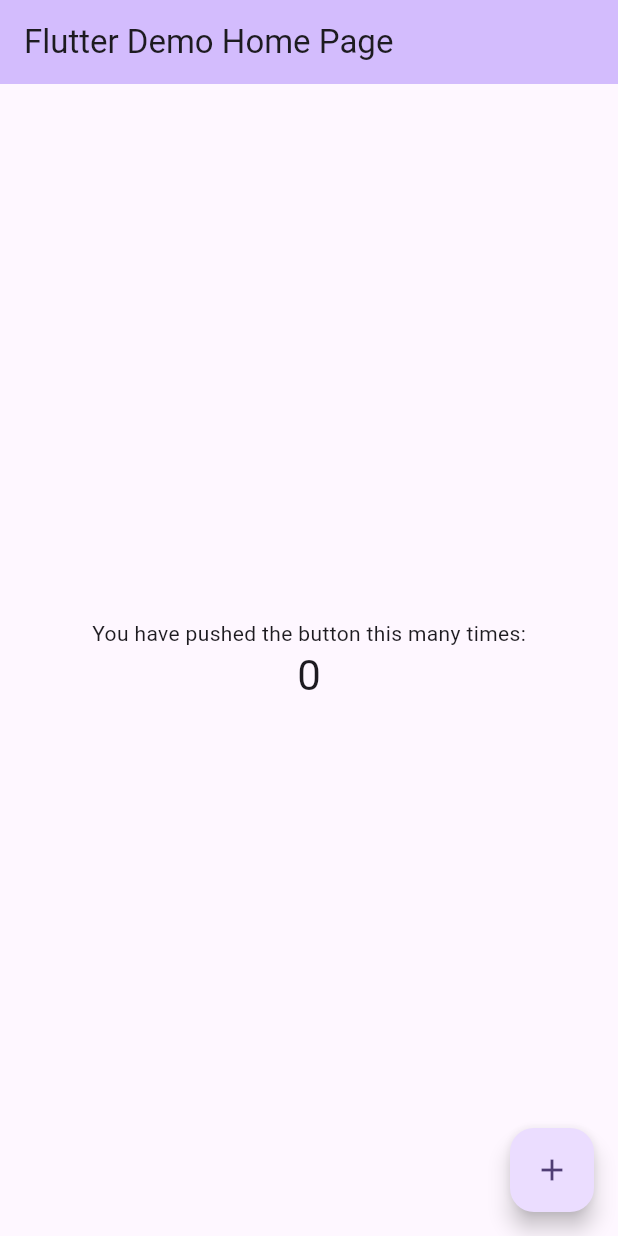
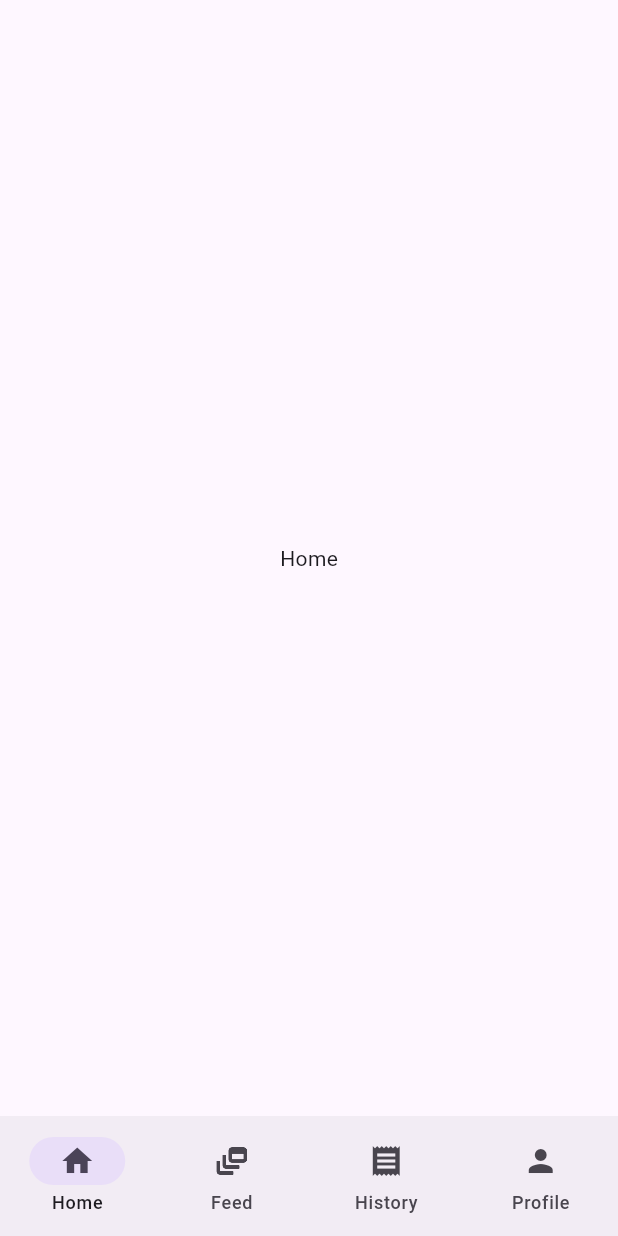
Before and after one commit to Monicaa21/MobileProgramming_Kelompok-, a Flutter app: the screen it shows after launch, on a phone screen of 412 x 824 dp. Run offline on Flutter 3.47's test engine with Material 3 defaults, Android fonts, the phone set to English and light mode, and no system bars.

Commit message:
Making bottom navigation bar

```diff
--- a/lib/main.dart
+++ b/lib/main.dart
@@ -1,4 +1,5 @@
 import 'package:flutter/material.dart';
+import 'utils/navigation_menu.dart';
 
 void main() {
   runApp(const MyApp());
@@ -11,6 +12,7 @@ class MyApp extends StatelessWidget {
   @override
   Widget build(BuildContext context) {
     return MaterialApp(
+      debugShowCheckedModeBanner: false,
       title: 'Flutter Demo',
       theme: ThemeData(
         // This is the theme of your application.
@@ -30,93 +32,7 @@ class MyApp extends StatelessWidget {
         // tested with just a hot reload.
         colorScheme: .fromSeed(seedColor: Colors.deepPurple),
       ),
-      home: const MyHomePage(title: 'Flutter Demo Home Page'),
+      home: const NavigationMenu(),
     );
   }
 }
-
-class MyHomePage extends StatefulWidget {
-  const MyHomePage({super.key, required this.title});
-
-  // This widget is the home page of your application. It is stateful, meaning
-  // that it has a State object (defined below) that contains fields that affect
-  // how it looks.
-
-  // This class is the configuration for the state. It holds the values (in this
-  // case the title) provided by the parent (in this case the App widget) and
-  // used by the build method of the State. Fields in a Widget subclass are
-  // always marked "final".
-
-  final String title;
-
-  @override
-  State<MyHomePage> createState() => _MyHomePageState();
-}
-
-class _MyHomePageState extends State<MyHomePage> {
-  int _counter = 0;
-
-  void _incrementCounter() {
-    setState(() {
-      // This call to setState tells the Flutter framework that something has
-      // changed in this State, which causes it to rerun the build method below
-      // so that the display can reflect the updated values. If we changed
-      // _counter without calling setState(), then the build method would not be
-      // called again, and so nothing would appear to happen.
-      _counter++;
-    });
-  }
-
-  @override
-  Widget build(BuildContext context) {
-    // This method is rerun every time setState is called, for instance as done
-    // by the _incrementCounter method above.
-    //
-    // The Flutter framework has been optimized to make rerunning build methods
-    // fast, so that you can just rebuild anything that needs updating rather
-    // than having to individually change instances of widgets.
-    return Scaffold(
-      appBar: AppBar(
-        // TRY THIS: Try changing the color here to a specific color (to
-        // Colors.amber, perhaps?) and trigger a hot reload to see the AppBar
-        // change color while the other colors stay the same.
-        backgroundColor: Theme.of(context).colorScheme.inversePrimary,
-        // Here we take the value from the MyHomePage object that was created by
-        // the App.build method, and use it to set our appbar title.
-        title: Text(widget.title),
-      ),
-      body: Center(
-        // Center is a layout widget. It takes a single child and positions it
-        // in the middle of the parent.
-        child: Column(
-          // Column is also a layout widget. It takes a list of children and
-          // arranges them vertically. By default, it sizes itself to fit its
-          // children horizontally, and tries to be as tall as its parent.
-          //
-          // Column has various properties to control how it sizes itself and
-          // how it positions its children. Here we use mainAxisAlignment to
-          // center the children vertically; the main axis here is the vertical
-          // axis because Columns are vertical (the cross axis would be
-          // horizontal).
-          //
-          // TRY THIS: Invoke "debug painting" (choose the "Toggle Debug Paint"
-          // action in the IDE, or press "p" in the console), to see the
-          // wireframe for each widget.
-          mainAxisAlignment: .center,
-          children: [
-            const Text('You have pushed the button this many times:'),
-            Text(
-              '$_counter',
-              style: Theme.of(context).textTheme.headlineMedium,
-            ),
-          ],
-        ),
-      ),
-      floatingActionButton: FloatingActionButton(
-        onPressed: _incrementCounter,
-        tooltip: 'Increment',
-        child: const Icon(Icons.add),
-      ),
-    );
-  }
-}
--- /dev/null
+++ b/lib/utils/navigation_menu.dart
@@ -0,0 +1,34 @@
+import 'package:flutter/material.dart';
+
+class NavigationMenu extends StatelessWidget {
+  const NavigationMenu({super.key});
+
+  @override
+  Widget build(BuildContext context) {
+    return Scaffold(
+      body: const Center(
+        child: Text('Home'),
+      ),
+      bottomNavigationBar: NavigationBar(
+        destinations: const[
+          NavigationDestination(
+            icon: Icon(Icons.home),
+            label: 'Home',
+          ),
+          NavigationDestination(
+            icon: Icon(Icons.dynamic_feed),
+            label: 'Feed',
+          ),
+          NavigationDestination(
+            icon: Icon(Icons.receipt),
+            label: 'History',
+          ),
+          NavigationDestination(
+            icon: Icon(Icons.person),
+            label: 'Profile',
+          ),
+        ],
+      ),
+    );
+  }
+}
```
